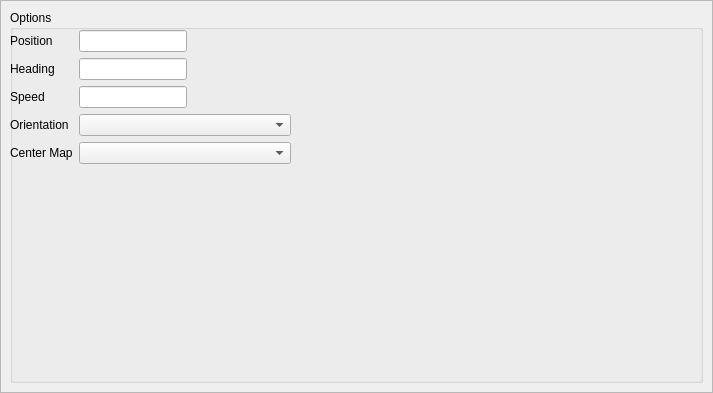
Before: the Qt Designer form apps/chart/Chart_Settings.ui in OpenFairWind/fairwindplusplus, drawn with Qt 5.
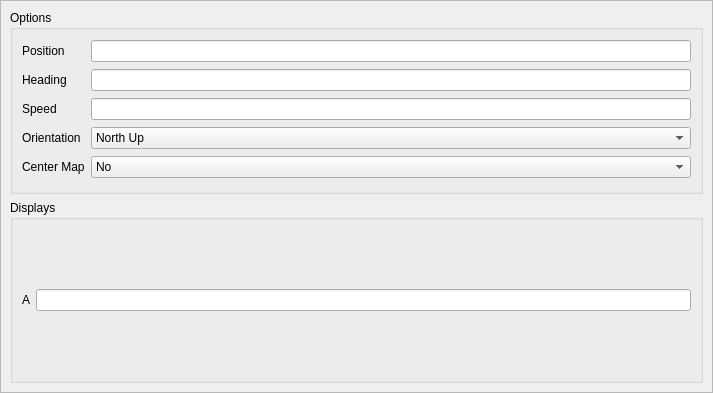
After: the same form once the commit is applied.

Patch:
```diff
--- a/apps/chart/Chart_Settings.ui
+++ b/apps/chart/Chart_Settings.ui
@@ -46,22 +46,12 @@
          <property name="title">
           <string>Options</string>
          </property>
-         <widget class="QWidget" name="">
-          <property name="geometry">
-           <rect>
-            <x>0</x>
-            <y>20</y>
-            <width>281</width>
-            <height>145</height>
-           </rect>
-          </property>
-          <layout class="QFormLayout" name="formLayout">
+         <layout class="QHBoxLayout" name="horizontalLayout">
+          <item>
+           <layout class="QGridLayout" name="gridLayout_3">
            <property name="sizeConstraint">
             <enum>QLayout::SetMaximumSize</enum>
            </property>
-           <property name="formAlignment">
-            <set>Qt::AlignLeading|Qt::AlignLeft|Qt::AlignTop</set>
-           </property>
            <item row="0" column="0">
             <widget class="QLabel" name="labelPosition">
              <property name="text">
@@ -71,12 +61,6 @@
            </item>
            <item row="0" column="1">
             <widget class="QLineEdit" name="lineEditPosition">
-             <property name="sizePolicy">
-              <sizepolicy hsizetype="Maximum" vsizetype="Fixed">
-               <horstretch>0</horstretch>
-               <verstretch>0</verstretch>
-              </sizepolicy>
-             </property>
              <property name="clearButtonEnabled">
               <bool>false</bool>
              </property>
@@ -92,7 +76,7 @@
            <item row="1" column="1">
             <widget class="QLineEdit" name="lineEditHeading">
              <property name="sizePolicy">
-              <sizepolicy hsizetype="Maximum" vsizetype="Fixed">
+               <sizepolicy hsizetype="Expanding" vsizetype="Fixed">
                <horstretch>0</horstretch>
                <verstretch>0</verstretch>
               </sizepolicy>
@@ -109,7 +93,7 @@
            <item row="2" column="1">
             <widget class="QLineEdit" name="lineEditSpeed">
              <property name="sizePolicy">
-              <sizepolicy hsizetype="Maximum" vsizetype="Fixed">
+               <sizepolicy hsizetype="Expanding" vsizetype="Fixed">
                <horstretch>0</horstretch>
                <verstretch>0</verstretch>
               </sizepolicy>
@@ -124,7 +108,24 @@
             </widget>
            </item>
            <item row="3" column="1">
-            <widget class="QComboBox" name="comboBoxOrientation"/>
+             <widget class="QComboBox" name="comboBoxOrientation">
+              <property name="sizePolicy">
+               <sizepolicy hsizetype="Expanding" vsizetype="Fixed">
+                <horstretch>0</horstretch>
+                <verstretch>0</verstretch>
+               </sizepolicy>
+              </property>
+              <item>
+               <property name="text">
+                <string>North Up</string>
+               </property>
+              </item>
+              <item>
+               <property name="text">
+                <string>Course Up</string>
+               </property>
+              </item>
+             </widget>
            </item>
            <item row="4" column="0">
             <widget class="QLabel" name="labelCenterMap">
@@ -134,10 +135,58 @@
             </widget>
            </item>
            <item row="4" column="1">
-            <widget class="QComboBox" name="comboBoxCenterMap"/>
-           </item>
-          </layout>
-         </widget>
+             <widget class="QComboBox" name="comboBoxCenterMap">
+              <property name="sizePolicy">
+               <sizepolicy hsizetype="Expanding" vsizetype="Fixed">
+                <horstretch>0</horstretch>
+                <verstretch>0</verstretch>
+               </sizepolicy>
+              </property>
+              <item>
+               <property name="text">
+                <string>No</string>
+               </property>
+              </item>
+              <item>
+               <property name="text">
+                <string>Yes</string>
+               </property>
+              </item>
+             </widget>
+            </item>
+           </layout>
+          </item>
+         </layout>
+        </widget>
+       </item>
+       <item row="1" column="0">
+        <widget class="QGroupBox" name="displays">
+         <property name="title">
+          <string>Displays</string>
+         </property>
+         <layout class="QHBoxLayout" name="horizontalLayout">
+          <item>
+           <layout class="QGridLayout" name="gridLayout_3">
+            <property name="sizeConstraint">
+             <enum>QLayout::SetMaximumSize</enum>
+            </property>
+            <item row="0" column="0">
+             <widget class="QLabel" name="labelA">
+              <property name="text">
+               <string>A</string>
+              </property>
+             </widget>
+            </item>
+            <item row="0" column="1">
+             <widget class="QLineEdit" name="lineEditA">
+              <property name="clearButtonEnabled">
+               <bool>false</bool>
+              </property>
+             </widget>
+            </item>
+           </layout>
+          </item>
+         </layout>
         </widget>
        </item>
       </layout>
```
Left out of the diff: 2 changed lines with no effect on the pictures. Lines whose indentation alone changed are shown as unchanged.
